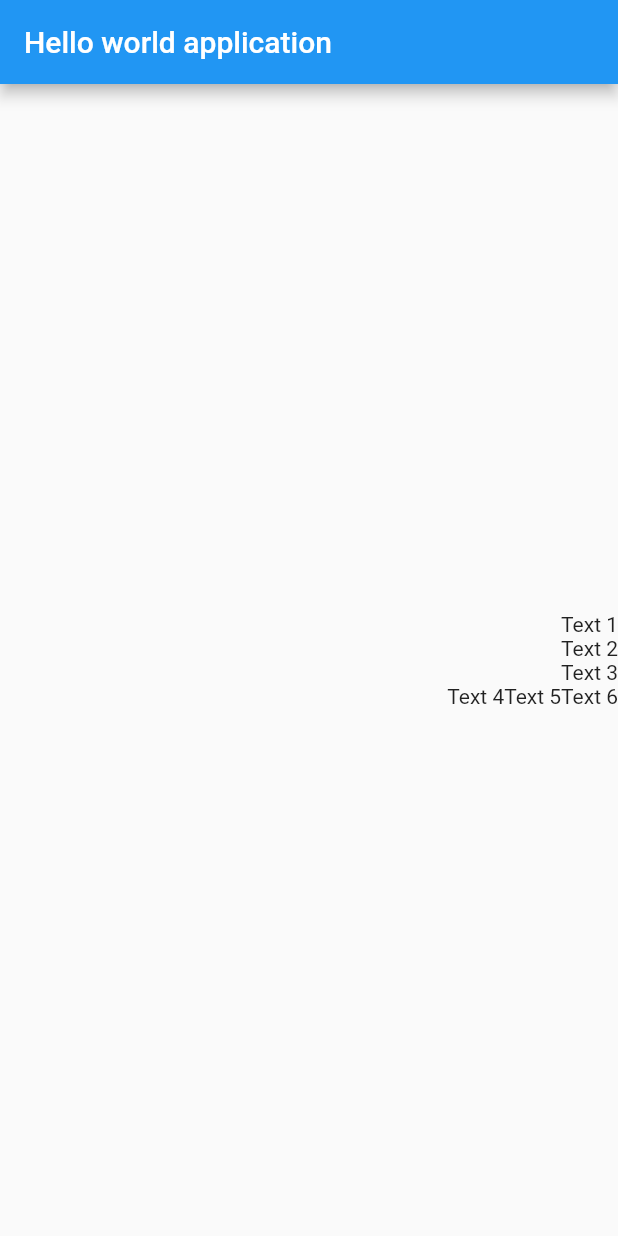
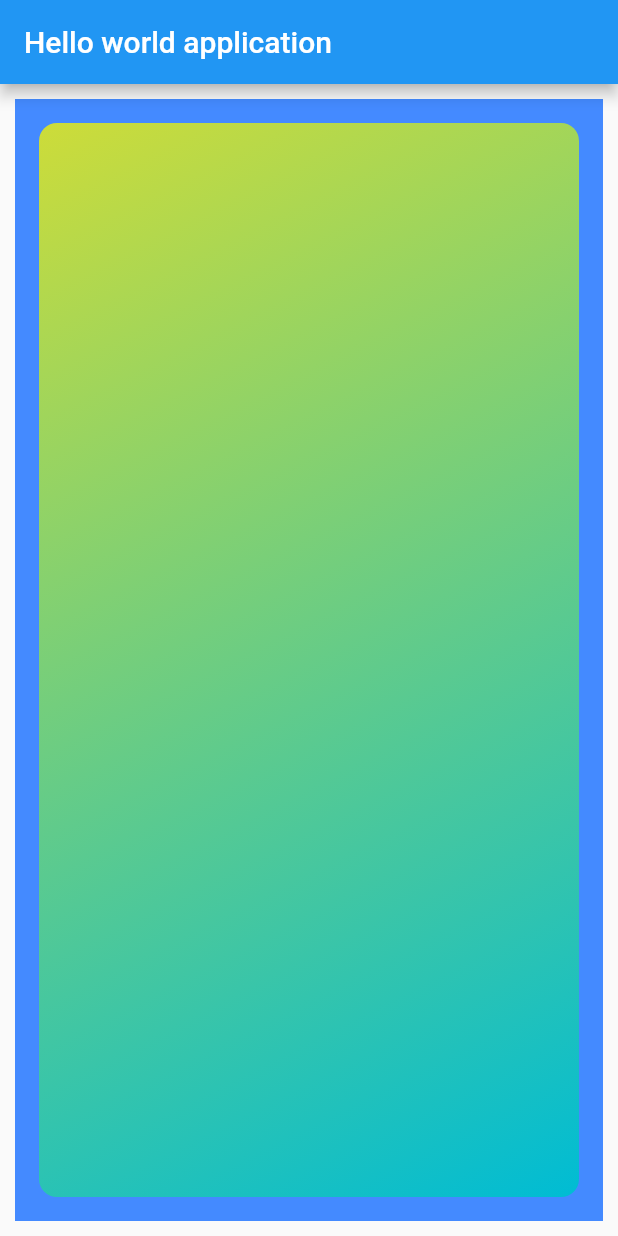
Before and after one commit to rizqyfahmi/hello-flutter, a Flutter app: the screen it shows after launch, on a phone screen of 412 x 824 dp. Run offline on Flutter 3.47's test engine with Material 2 defaults, Android fonts, the phone set to English and light mode, and no system bars.

Commit message:
Container Widget

```diff
--- a/lib/main.dart
+++ b/lib/main.dart
@@ -16,28 +16,25 @@ class MyApp extends StatelessWidget {
                 appBar: AppBar(
                     title: const Text("Hello world application"),
                 ),
-                //  Center is a widget that centers its child
-                body: Center(
-                    // Column is a widget used to display its children vertically
-                    child: Column(
-                        mainAxisAlignment: MainAxisAlignment.center,
-                        crossAxisAlignment: CrossAxisAlignment.end,
-                        children: [
-                            const Text("Text 1"),
-                            const Text("Text 2"),
-                            const Text("Text 3"),
-                            // Row is a widget used to display its children horizontally
-                            Row(
-                                mainAxisAlignment: MainAxisAlignment.end,
-                                children: const [
-                                    Text("Text 4"),
-                                    Text("Text 5"),
-                                    Text("Text 6"),
+                // Container is used to make us can implement padding, margin, background, etc to its child
+                body: Container(
+                    color: Colors.blueAccent,
+                    margin: const EdgeInsets.all(10),
+                    padding: const EdgeInsets.all(16),
+                    child: Container(
+                        decoration: BoxDecoration(
+                            borderRadius: BorderRadius.circular(12),
+                            gradient: const LinearGradient(
+                                colors: [
+                                    Colors.lime,
+                                    Colors.cyan,
                                 ],
+                                begin: Alignment.topLeft,
+                                end: Alignment.bottomRight
                             )
-                        ],
-                    )
-                ),
+                        ),
+                    ),
+                )
             ),
         );
     }
```
